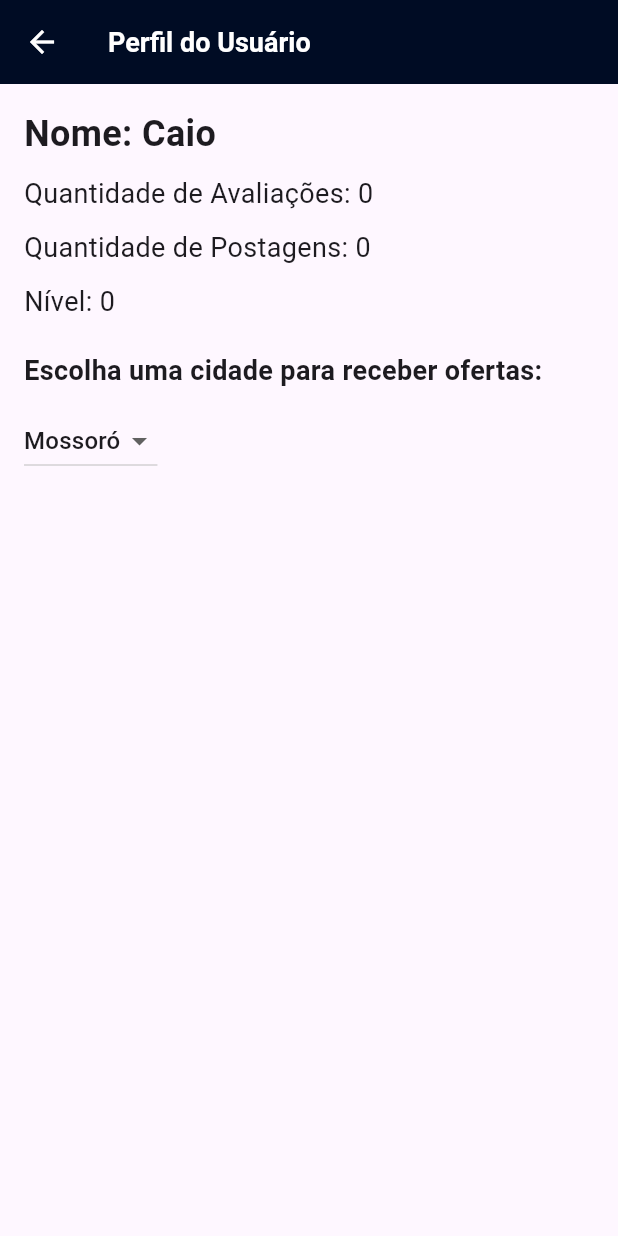
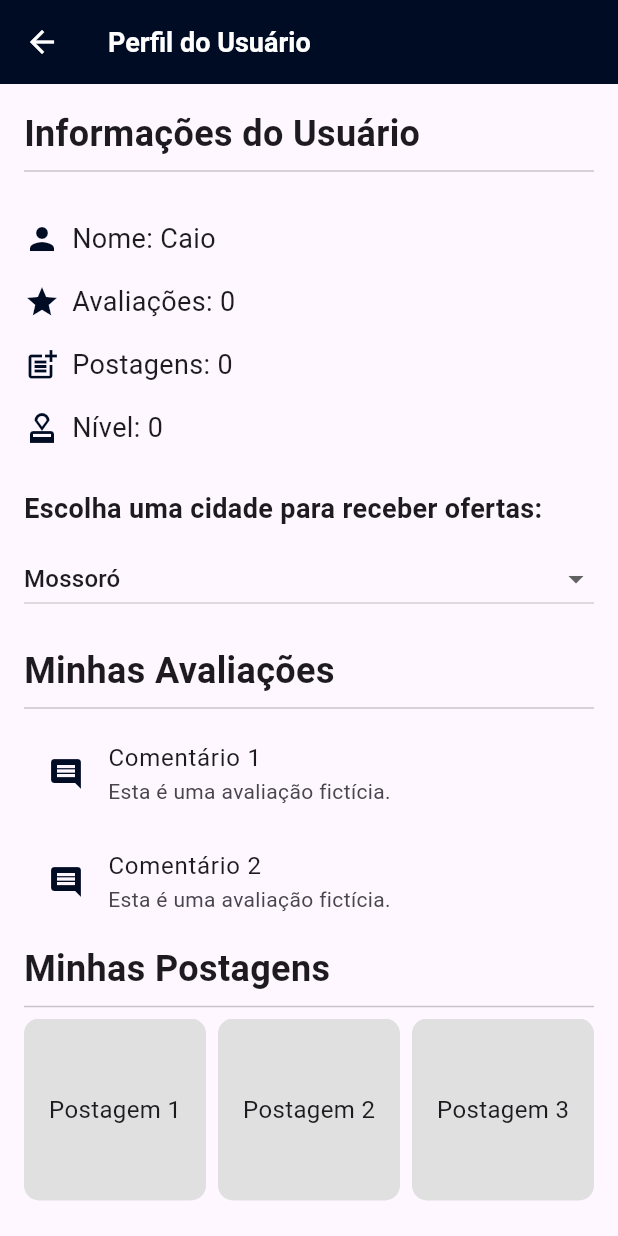
Before and after one commit to CaioAndersonMM/PromoApp-Flutter, a Flutter app: the UserProfilePage screen opened by its route, on a phone screen of 412 x 824 dp. Run offline on Flutter 3.47's test engine with Material 3 defaults, Android fonts, the phone set to English and light mode, and no system bars; our stand-ins replace cloud_firestore, firebase_core, get, image_picker, sqflite; accounts and stored records are empty.

Commit message:
update/feat: Melhoria visual e adição de novos campos

```diff
--- a/lib/pages/user_profile.dart
+++ b/lib/pages/user_profile.dart
@@ -1,21 +1,13 @@
 import 'package:flutter/material.dart';
 import 'package:get/get.dart';
-import 'package:meu_app/controllers/user_profile_controller.dart'; // Importa o controlador
+import 'package:meu_app/controllers/user_profile_controller.dart';
 
 class UserProfilePage extends StatelessWidget {
   const UserProfilePage({super.key});
 
   @override
   Widget build(BuildContext context) {
-    // Obtém o controller
     final UserProfileController controller = Get.put(UserProfileController());
-
-    // Recupera dados do usuário do GetX
-    final userName = controller.userName.value;
-    final postCount = controller.postCount.value;
-    final reviewCount = controller.reviewCount.value;
-    final userLevel = controller.userLevel.value;
-    final selectedCity = controller.selectedCity.value;
 
     return Scaffold(
       appBar: AppBar(
@@ -28,34 +20,23 @@ class UserProfilePage extends StatelessWidget {
           ),
         ),
         backgroundColor: const Color.fromRGBO(0, 12, 36, 1),
-        iconTheme: const IconThemeData(
-          color: Colors.white,
-        ),
+        iconTheme: const IconThemeData(color: Colors.white),
       ),
       body: Padding(
         padding: const EdgeInsets.all(16.0),
         child: Column(
           crossAxisAlignment: CrossAxisAlignment.start,
           children: <Widget>[
-            Text(
-              'Nome: $userName',
-              style: const TextStyle(fontSize: 24, fontWeight: FontWeight.bold),
+            const Text(
+              'Informações do Usuário',
+              style: TextStyle(fontSize: 24, fontWeight: FontWeight.bold),
             ),
-            const SizedBox(height: 10),
-            Text(
-              'Quantidade de Avaliações: $reviewCount',
-              style: const TextStyle(fontSize: 18),
-            ),
-            const SizedBox(height: 10),
-            Text(
-              'Quantidade de Postagens: $postCount',
-              style: const TextStyle(fontSize: 18),
-            ),
-            const SizedBox(height: 10),
-            Text(
-              'Nível: $userLevel',
-              style: const TextStyle(fontSize: 18),
-            ),
+            const Divider(),
+            const SizedBox(height: 16),
+            _buildUserInfoRow(Icons.person, 'Nome: ${controller.userName.value}'),
+            _buildUserInfoRow(Icons.star, 'Avaliações: ${controller.reviewCount.value}'),
+            _buildUserInfoRow(Icons.post_add, 'Postagens: ${controller.postCount.value}'),
+            _buildUserInfoRow(Icons.approval_outlined, 'Nível: ${controller.userLevel.value}'),
             const SizedBox(height: 20),
             const Text(
               'Escolha uma cidade para receber ofertas:',
@@ -64,6 +45,7 @@ class UserProfilePage extends StatelessWidget {
             const SizedBox(height: 10),
             Obx(() => DropdownButton<String>(
                   value: controller.selectedCity.value,
+                  isExpanded: true,
                   items: <String>['Mossoró', 'Natal', 'Jucurutu'].map((String city) {
                     return DropdownMenuItem<String>(
                       value: city,
@@ -76,9 +58,76 @@ class UserProfilePage extends StatelessWidget {
                     }
                   },
                 )),
+            const SizedBox(height: 20),
+            const Text(
+              'Minhas Avaliações',
+              style: TextStyle(fontSize: 24, fontWeight: FontWeight.bold),
+            ),
+            const Divider(),
+            Expanded(
+              child: ListView.builder(
+                itemCount: 5, // Número de avaliações fictícias
+                itemBuilder: (context, index) {
+                  return ListTile(
+                    leading: Icon(Icons.comment, color: const Color.fromRGBO(0, 12, 36, 1)),
+                    title: Text('Comentário ${index + 1}'),
+                    subtitle: Text('Esta é uma avaliação fictícia.'),
+                  );
+                },
+              ),
+            ),
+            const SizedBox(height: 20),
+            const Text(
+              'Minhas Postagens',
+              style: TextStyle(fontSize: 24, fontWeight: FontWeight.bold),
+            ),
+            const Divider(),
+            Expanded(
+              child: GridView.builder(
+                gridDelegate: const SliverGridDelegateWithFixedCrossAxisCount(
+                  crossAxisCount: 3,
+                  childAspectRatio: 1,
+                  crossAxisSpacing: 8.0,
+                  mainAxisSpacing: 8.0,
+                ),
+                itemCount: 6, // Número de postagens fictícias
+                itemBuilder: (context, index) {
+                  return Container(
+                    decoration: BoxDecoration(
+                      color: Colors.grey[300],
+                      borderRadius: BorderRadius.circular(10),
+                    ),
+                    child: Center(
+                      child: Text(
+                        'Postagem ${index + 1}',
+                        style: const TextStyle(fontSize: 16),
+                      ),
+                    ),
+                  );
+                },
+              ),
+            ),
           ],
         ),
       ),
     );
   }
+
+  Widget _buildUserInfoRow(IconData icon, String text) {
+    return Padding(
+      padding: const EdgeInsets.symmetric(vertical: 8.0),
+      child: Row(
+        children: [
+          Icon(icon, color: const Color.fromRGBO(0, 12, 36, 1)),
+          const SizedBox(width: 8.0),
+          Expanded(
+            child: Text(
+              text,
+              style: const TextStyle(fontSize: 18),
+            ),
+          ),
+        ],
+      ),
+    );
   }
+}
```
Lines whose indentation alone changed are shown as unchanged.
